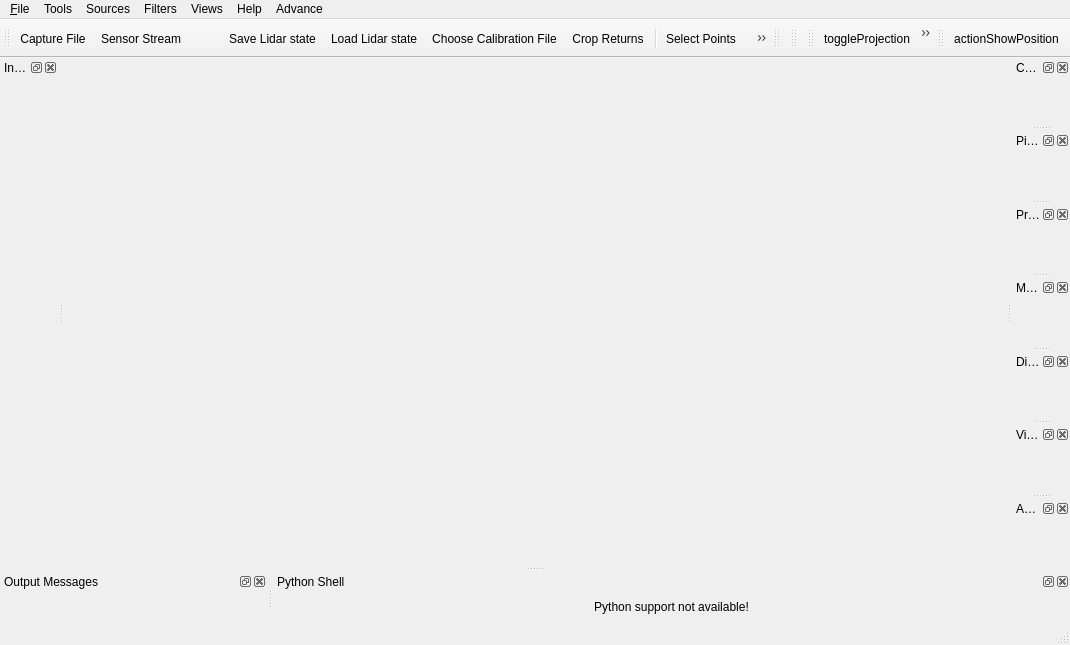
Old version of the form Application/Client/LidarViewMainWindow.ui in the repository Kitware/LidarView.
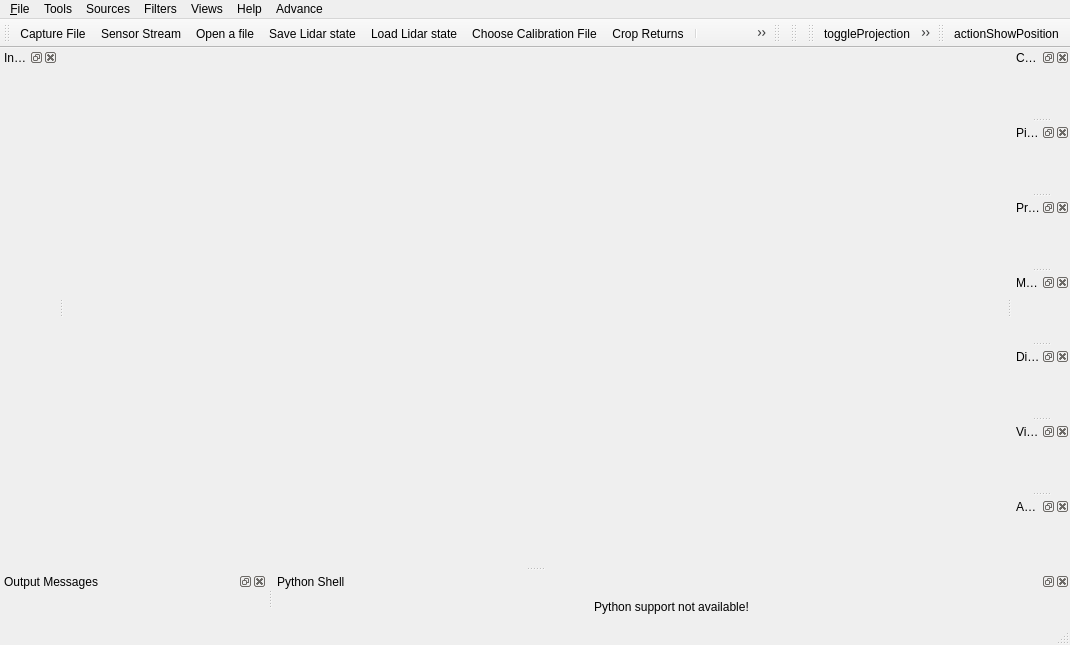
New version of the form. Icons and pictures are not drawn. Custom widgets are drawn as their Qt base class.

Commit message: [fix] Fix text open file

Patch:
```diff
--- a/Application/Client/LidarViewMainWindow.ui
+++ b/Application/Client/LidarViewMainWindow.ui
@@ -381,7 +381,7 @@
     <iconset>
      <normaloff>:/pqWidgets/Icons/pqOpen.svg</normaloff>:/pqWidgets/Icons/pqOpen.svg</iconset>
    </property>
-   <property name="toolTip">
+   <property name="text">
     <string>Open a file</string>
    </property>
    <property name="statusTip">
```
Left out of the diff: 3 changed lines with no effect on the pictures.
